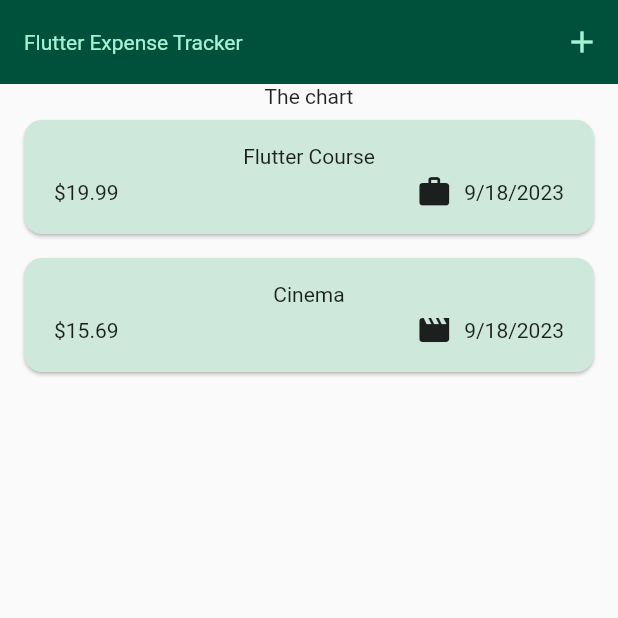
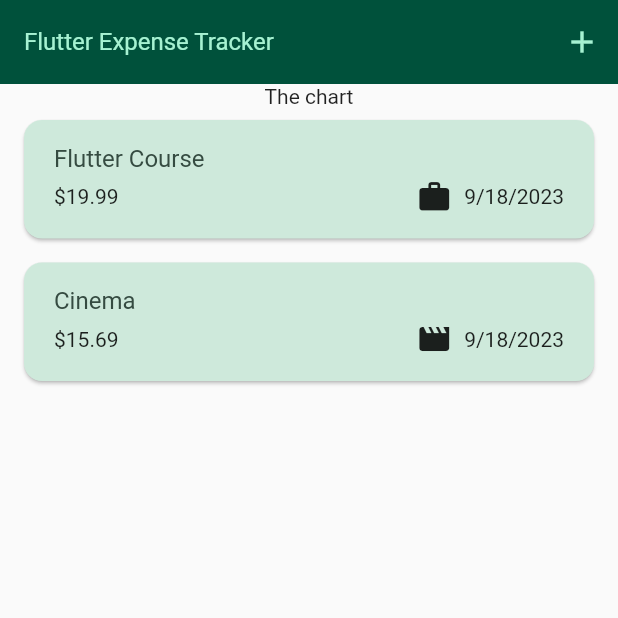
Before and after one commit to rieod/expense_tracker, a Flutter app: the screen it shows after launch, on a phone screen of 412 x 824 dp, the top half of it. Run offline on Flutter 3.47's test engine with Material 2 defaults, Android fonts, the phone set to English and light mode, and no system bars.

Commit message:
theme widgets

```diff
--- a/lib/main.dart
+++ b/lib/main.dart
@@ -30,7 +30,7 @@ void main() {
               titleLarge: TextStyle(
                 fontWeight: FontWeight.normal,
                 color: kColorScheme.onSecondaryContainer,
-                fontSize: 14,
+                fontSize: 16,
               ),
             ),
       ),
--- a/lib/widgets/expenses_list/expense_item.dart
+++ b/lib/widgets/expenses_list/expense_item.dart
@@ -16,8 +16,12 @@ class ExpenseItem extends StatelessWidget {
           vertical: 16,
         ),
         child: Column(
+          crossAxisAlignment: CrossAxisAlignment.start,
           children: [
-            Text(expense.title),
+            Text(
+              expense.title,
+              style: Theme.of(context).textTheme.titleLarge,
+            ),
             const SizedBox(height: 4),
             Row(
               children: [
--- a/lib/widgets/expenses_list/expenses_list.dart
+++ b/lib/widgets/expenses_list/expenses_list.dart
@@ -18,6 +18,12 @@ class ExpensesList extends StatelessWidget {
       itemCount: expenses.length,
       itemBuilder: (ctx, index) => Dismissible(
         key: ValueKey(expenses[index]),
+        background: Container(
+          color: Theme.of(context).colorScheme.error.withOpacity(.75),
+          margin: EdgeInsets.symmetric(
+            horizontal: Theme.of(context).cardTheme.margin!.horizontal,
+          ),
+        ),
         onDismissed: (direction) {
           onRemoveExpense(expenses[index]);
         },
```
